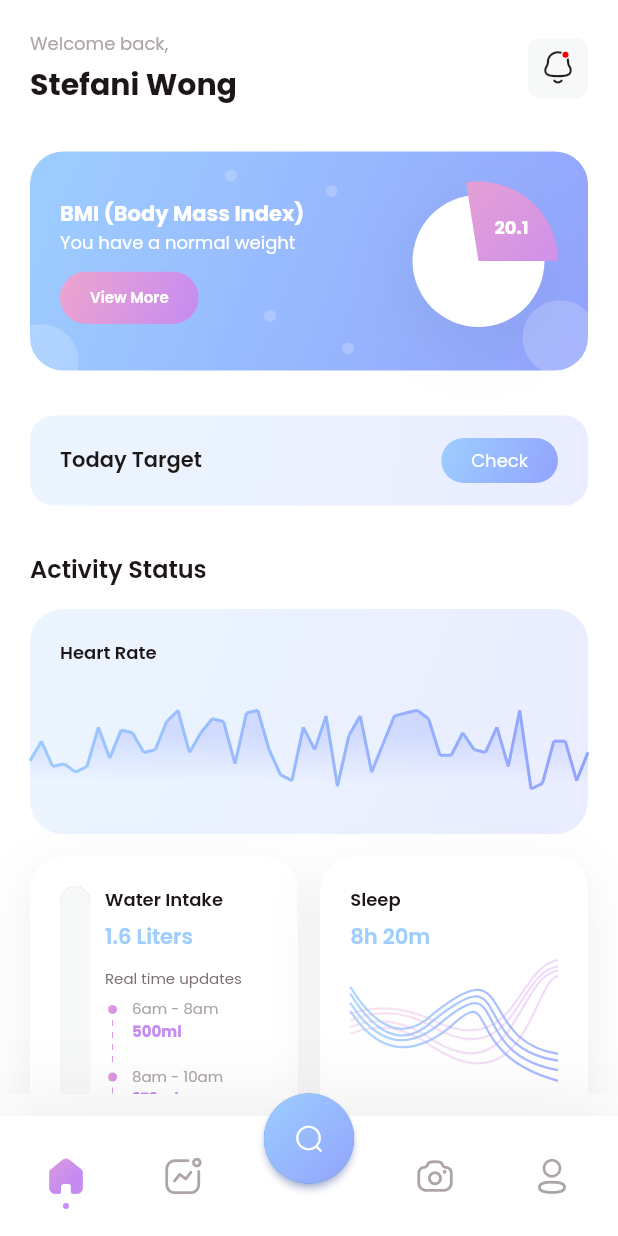
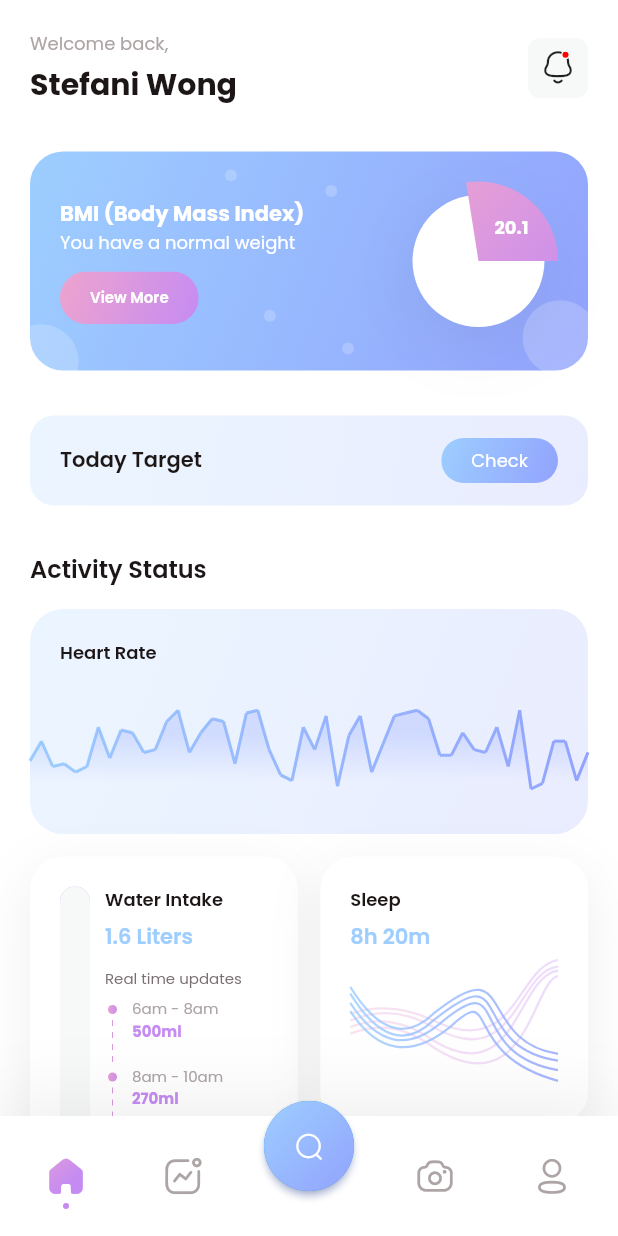
Before and after one commit to AyurM/FitnestX-Demo, a Flutter app: the HomeScreen screen opened directly, on a phone screen of 412 x 824 dp. Run offline on Flutter 3.47's test engine with Material 2 defaults, Android fonts, the phone set to English and light mode, and no system bars; our stand-ins replace flutter_bloc, get_it, google_fonts.

Commit message:
Reworked main FAB

```diff
--- /dev/null
+++ b/lib/res/views/app_fab.dart
@@ -0,0 +1,42 @@
+import 'package:fitnest_x/res/colors/app_colors.dart';
+import 'package:fitnest_x/res/theme/app_icons.dart';
+import 'package:fitnest_x/res/theme/constants.dart';
+import 'package:flutter/material.dart';
+
+const _kFabIconSize = 20.0;
+const _kFabTopOffset = 10.0;
+
+class AppFab extends StatelessWidget {
+  final void Function() onPressed;
+
+  const AppFab({Key? key, required this.onPressed}) : super(key: key);
+
+  @override
+  Widget build(BuildContext context) => Transform.translate(
+        offset: const Offset(0, (kPrimaryButtonHeight / 2 - _kFabTopOffset)),
+        child: ElevatedButton(
+            style: ElevatedButton.styleFrom(
+                minimumSize: const Size.square(kPrimaryButtonHeight),
+                padding: EdgeInsets.zero,
+                shadowColor: AppColors.blueShadow,
+                shape: RoundedRectangleBorder(
+                    borderRadius:
+                        BorderRadius.circular(kPrimaryButtonHeight / 2))),
+            onPressed: onPressed,
+            child: Ink(
+              decoration: BoxDecoration(
+                borderRadius: BorderRadius.circular(kPrimaryButtonHeight / 2),
+                gradient: AppColors.blueGradient,
+              ),
+              child: const SizedBox.square(
+                dimension: kPrimaryButtonHeight,
+                child: Center(
+                    child: Icon(
+                  AppIcons.search_outlined,
+                  size: _kFabIconSize,
+                  color: Colors.white,
+                )),
+              ),
+            )),
+      );
+}
--- a/lib/res/views/app_navigation_bar.dart
+++ b/lib/res/views/app_navigation_bar.dart
@@ -6,20 +6,14 @@ import 'package:fitnest_x/res/theme/constants.dart';
 
 const _kNavIconSize = 28.0;
 const _kNavButtonSize = 48.0;
-const _kFabIconSize = 20.0;
 const _kSelectedIconDotSize = 4.0;
-const _kFabTopOffset = 15.0;
 
 class AppNavigationBar extends StatelessWidget {
   final void Function(int) onSelect;
-  final void Function() onFabPressed;
   final int currentIndex;
 
   const AppNavigationBar(
-      {Key? key,
-      required this.currentIndex,
-      required this.onSelect,
-      required this.onFabPressed})
+      {Key? key, required this.currentIndex, required this.onSelect})
       : super(key: key);
 
   @override
@@ -39,32 +33,17 @@ class AppNavigationBar extends StatelessWidget {
           inactiveIcon: AppIcons.profile_outlined),
     ];
 
-    return SizedBox(
-      height: kBottomNavBarHeight + _kFabTopOffset,
-      child: Stack(
-        alignment: Alignment.bottomCenter,
-        clipBehavior: Clip.none,
-        children: [
-          Container(
+    return Container(
       padding: kHorizontalPadding,
       width: double.infinity,
       height: kBottomNavBarHeight,
       decoration: const BoxDecoration(color: AppColors.white, boxShadow: [
         BoxShadow(
-                  color: AppColors.cardShadow,
-                  offset: Offset(0, -10),
-                  blurRadius: 40)
+            color: AppColors.cardShadow, offset: Offset(0, -10), blurRadius: 40)
       ]),
       child: Row(
           mainAxisAlignment: MainAxisAlignment.spaceBetween,
           children: _buildNavButtons(navIcons)),
-          ),
-          Positioned(
-            top: 0,
-            child: _AppFab(onPressed: onFabPressed),
-          )
-        ],
-      ),
     );
   }
 
@@ -81,36 +60,6 @@ class AppNavigationBar extends StatelessWidget {
     }
     return result;
   }
-}
-
-class _AppFab extends StatelessWidget {
-  final void Function() onPressed;
-
-  const _AppFab({Key? key, required this.onPressed}) : super(key: key);
-
-  @override
-  Widget build(BuildContext context) => ElevatedButton(
-      style: ElevatedButton.styleFrom(
-          minimumSize: const Size.square(kPrimaryButtonHeight),
-          padding: EdgeInsets.zero,
-          shadowColor: AppColors.blueShadow,
-          shape: RoundedRectangleBorder(
-              borderRadius: BorderRadius.circular(kPrimaryButtonHeight / 2))),
-      onPressed: onPressed,
-      child: Ink(
-        decoration: BoxDecoration(
-            borderRadius: BorderRadius.circular(kPrimaryButtonHeight / 2),
-            gradient: AppColors.blueGradient),
-        child: const SizedBox.square(
-          dimension: kPrimaryButtonHeight,
-          child: Center(
-              child: Icon(
-            AppIcons.search_outlined,
-            size: _kFabIconSize,
-            color: Colors.white,
-          )),
-        ),
-      ));
 }
 
 class _NavData {
--- a/lib/screens/home_screen/home_screen.dart
+++ b/lib/screens/home_screen/home_screen.dart
@@ -1,4 +1,5 @@
 import 'package:fitnest_x/res/colors/app_colors.dart';
+import 'package:fitnest_x/res/views/app_fab.dart';
 import 'package:fitnest_x/res/views/app_navigation_bar.dart';
 import 'package:fitnest_x/screens/home_tab/home_tab.dart';
 import 'package:flutter/material.dart';
@@ -56,8 +57,9 @@ class _HomeScreenState extends State<HomeScreen>
       bottomNavigationBar: AppNavigationBar(
         currentIndex: tabController.index,
         onSelect: _onTabSelect,
-        onFabPressed: () {},
       ),
+      floatingActionButton: AppFab(onPressed: () {}),
+      floatingActionButtonLocation: FloatingActionButtonLocation.centerDocked,
     );
   }
 
```
Lines whose indentation alone changed are shown as unchanged.
